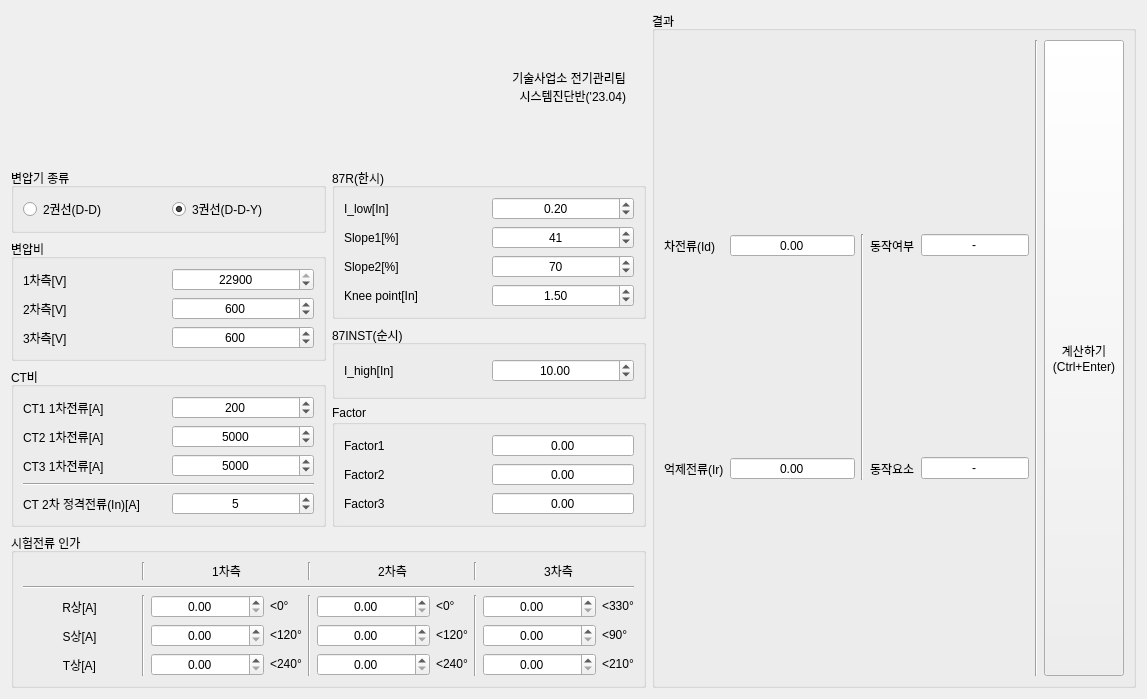
Old version of the form form.ui in the repository beom-yun/imhak-87t.
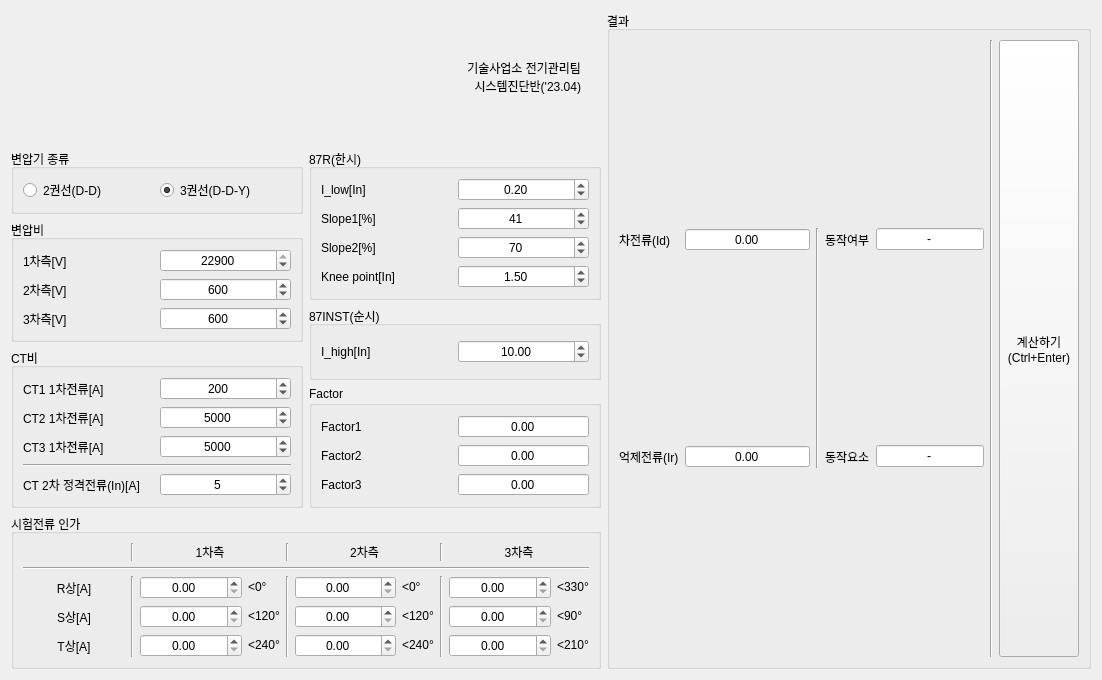
New version of the form.

The edit to the form file:
```diff
--- a/form.ui
+++ b/form.ui
@@ -6,10 +6,28 @@
    <rect>
     <x>0</x>
     <y>0</y>
-    <width>1147</width>
-    <height>699</height>
+    <width>1102</width>
+    <height>680</height>
    </rect>
   </property>
+  <property name="sizePolicy">
+   <sizepolicy hsizetype="Fixed" vsizetype="Fixed">
+    <horstretch>0</horstretch>
+    <verstretch>0</verstretch>
+   </sizepolicy>
+  </property>
+  <property name="minimumSize">
+   <size>
+    <width>1102</width>
+    <height>680</height>
+   </size>
+  </property>
+  <property name="maximumSize">
+   <size>
+    <width>1102</width>
+    <height>680</height>
+   </size>
+  </property>
   <property name="windowTitle">
    <string>임학변전소 87T 계산기</string>
   </property>
```
